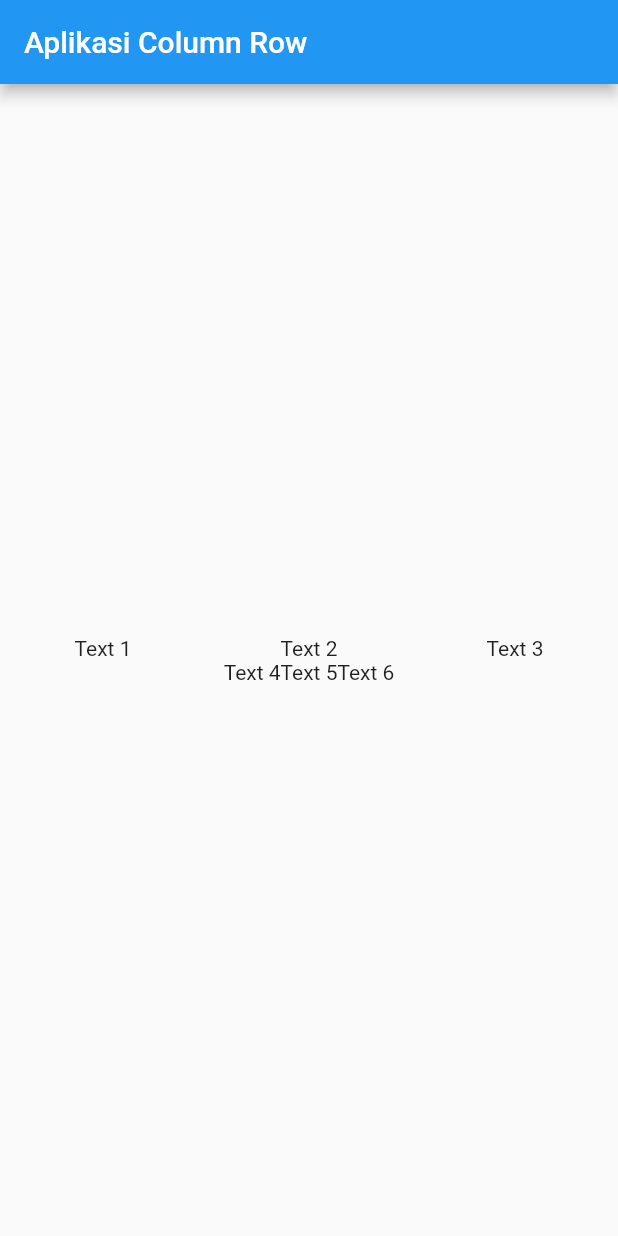
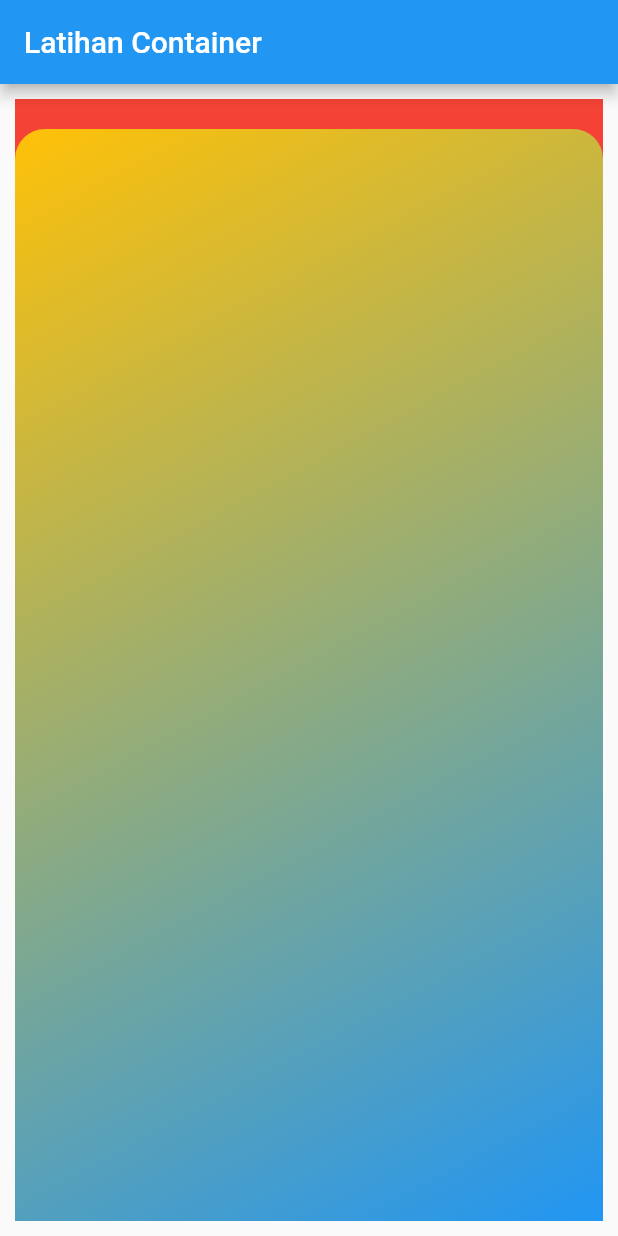
Before and after one commit to cecep29/flutter_basic, a Flutter app: the screen it shows after launch, on a phone screen of 412 x 824 dp. Run offline on Flutter 3.47's test engine with Material 2 defaults, Android fonts, the phone set to English and light mode, and no system bars.

Commit message:
container

```diff
--- a/lib/main.dart
+++ b/lib/main.dart
@@ -12,29 +12,23 @@ class MyApp extends StatelessWidget {
     return MaterialApp(
       home: Scaffold(
         appBar: AppBar(
-          title: const Text('Aplikasi Column Row'),
+          title: const Text('Latihan Container'),
         ),
-        body: Column(
-          mainAxisAlignment: MainAxisAlignment.center,
-          crossAxisAlignment: CrossAxisAlignment.start,
-          children: [
-            Row(
-              mainAxisAlignment: MainAxisAlignment.spaceAround,
-              children: const [
-                Text("Text 1"),
-                Text("Text 2"),
-                Text("Text 3"),
-              ],
+        body: Container(
+          margin: const EdgeInsets.all(10),
+          color: Colors.red,
+          padding: const EdgeInsets.only(top: 20),
+          child: Container(
+            decoration: const BoxDecoration(
+              borderRadius: BorderRadius.only(
+                  topLeft: Radius.circular(20), topRight: Radius.circular(20)),
+              gradient: LinearGradient(
+                begin: Alignment.topLeft,
+                end: Alignment.bottomRight,
+                colors: <Color>[Colors.amber, Colors.blue],
+              ),
             ),
-            Row(
-              mainAxisAlignment: MainAxisAlignment.center,
-              children: const [
-                Text("Text 4"),
-                Text("Text 5"),
-                Text("Text 6"),
-              ],
-            ),
-          ],
+          ),
         ),
       ),
     );
```
